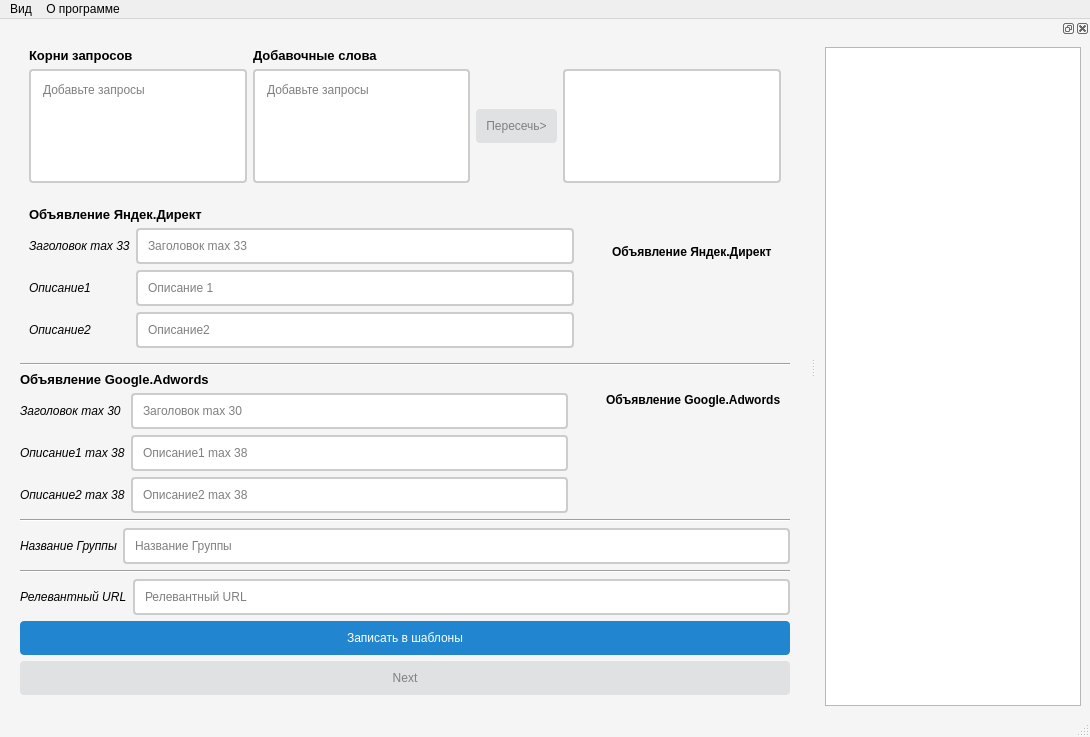
Before: the Qt Designer form kont_gen.ui in VitoZet/Kursa4, drawn with Qt 5.
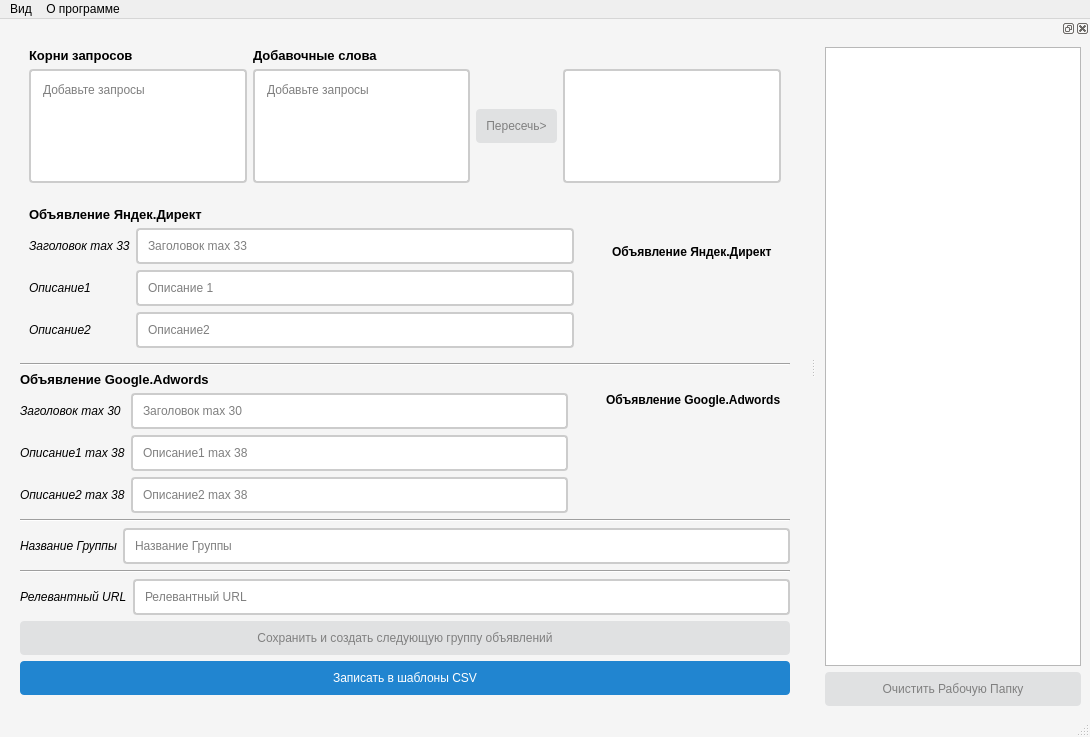
After: the same form once the commit is applied.

Commit message: refresh history

Diff of the .ui file:
```diff
--- a/kont_gen.ui
+++ b/kont_gen.ui
@@ -542,17 +542,17 @@
       </item>
      </layout>
     </item>
-    <item>
-     <widget class="QPushButton" name="test_button">
-      <property name="text">
-       <string>Записать в шаблоны</string>
-      </property>
-     </widget>
-    </item>
     <item>
      <widget class="QPushButton" name="NextButton">
       <property name="text">
-       <string>Next</string>
+       <string>Сохранить и создать следующую группу объявлений</string>
+      </property>
+     </widget>
+    </item>
+    <item>
+     <widget class="QPushButton" name="test_button">
+      <property name="text">
+       <string>Записать в шаблоны CSV</string>
       </property>
      </widget>
     </item>
@@ -598,6 +598,13 @@
      <item>
       <widget class="QListWidget" name="listNameGroupWidget"/>
      </item>
+     <item>
+      <widget class="QPushButton" name="ClearPushButton">
+       <property name="text">
+        <string>Очистить Рабочую Папку</string>
+       </property>
+      </widget>
+     </item>
     </layout>
    </widget>
   </widget>
```
Left out of the diff: 2 changed lines with no effect on the pictures. The commit also changes 1 other file.
